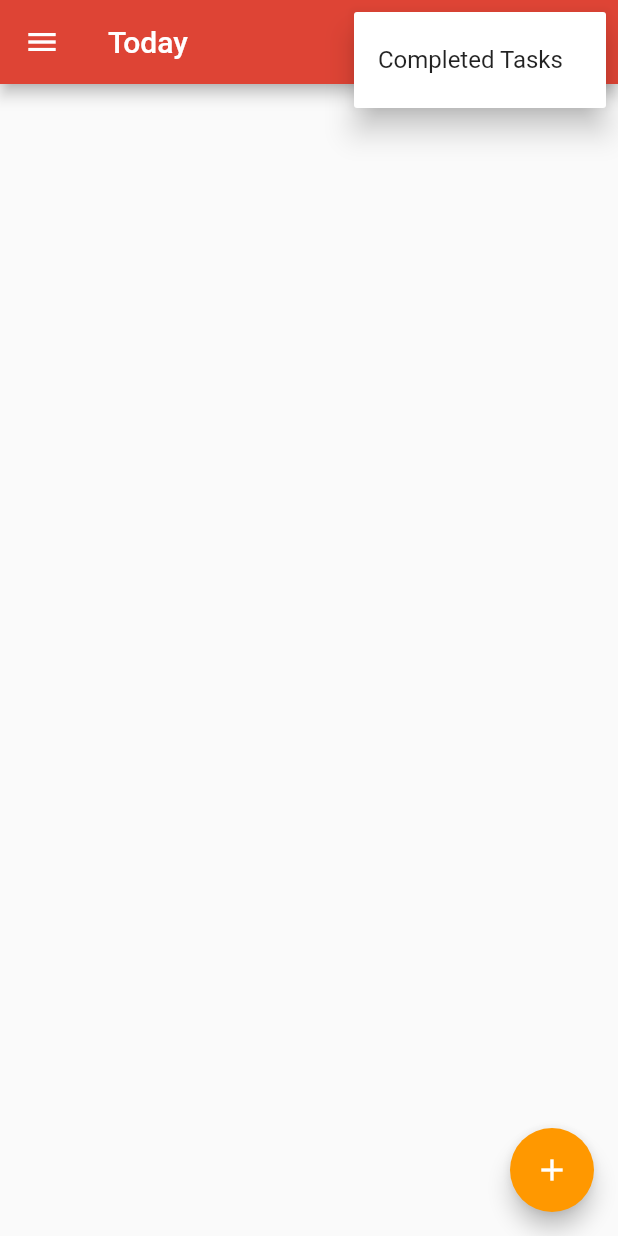
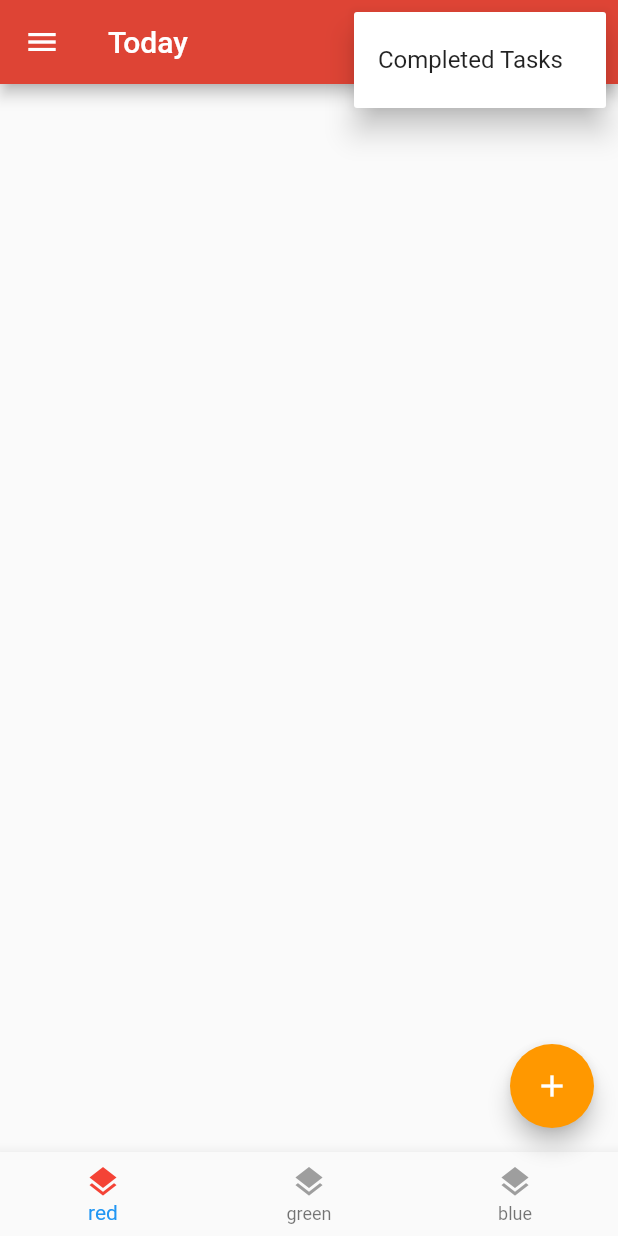
Before and after one commit to ikeikeikeike/speech_to_text_app, a Flutter app: the screen it shows after launch, after a tap on the "more vert" icon, on a phone screen of 412 x 824 dp. Run offline on Flutter 3.47's test engine with Material 2 defaults, Android fonts, the phone set to English and light mode, and no system bars; missing offline and left inert: flutter_driver.

Commit message:
bottom nav

```diff
--- /dev/null
+++ b/lib/pages/home/home_bottom.dart
@@ -0,0 +1,88 @@
+import 'package:flutter/material.dart';
+
+enum TabItem { red, green, blue }
+
+class TabHelper {
+  static TabItem item({int index}) {
+    switch (index) {
+      case 0:
+        return TabItem.red;
+      case 1:
+        return TabItem.green;
+      case 2:
+        return TabItem.blue;
+    }
+    return TabItem.red;
+  }
+
+  static String description(TabItem tabItem) {
+    switch (tabItem) {
+      case TabItem.red:
+        return 'red';
+      case TabItem.green:
+        return 'green';
+      case TabItem.blue:
+        return 'blue';
+    }
+    return '';
+  }
+
+  static IconData icon(TabItem tabItem) {
+    return Icons.layers;
+  }
+
+  static MaterialColor color(TabItem tabItem) {
+    switch (tabItem) {
+      case TabItem.red:
+        return Colors.red;
+      case TabItem.green:
+        return Colors.green;
+      case TabItem.blue:
+        return Colors.blue;
+    }
+    return Colors.grey;
+  }
+}
+
+class HomeBottom extends StatelessWidget {
+  const HomeBottom({this.currentTab, this.onSelectTab});
+
+  final TabItem currentTab;
+  final ValueChanged<TabItem> onSelectTab;
+
+  @override
+  Widget build(BuildContext context) {
+    return BottomNavigationBar(
+      type: BottomNavigationBarType.fixed,
+      items: [
+        _buildItem(tabItem: TabItem.red),
+        _buildItem(tabItem: TabItem.green),
+        _buildItem(tabItem: TabItem.blue),
+      ],
+      onTap: (index) => onSelectTab(
+            TabHelper.item(index: index),
+          ),
+    );
+  }
+
+  BottomNavigationBarItem _buildItem({TabItem tabItem}) {
+    final text = TabHelper.description(tabItem);
+    final icon = TabHelper.icon(tabItem);
+    return BottomNavigationBarItem(
+      icon: Icon(
+        icon,
+        color: _colorTabMatching(item: tabItem),
+      ),
+      title: Text(
+        text,
+        style: TextStyle(
+          color: _colorTabMatching(item: tabItem),
+        ),
+      ),
+    );
+  }
+
+  Color _colorTabMatching({TabItem item}) {
+    return currentTab == item ? TabHelper.color(item) : Colors.grey;
+  }
+}
--- a/lib/pages/home/home_widget.dart
+++ b/lib/pages/home/home_widget.dart
@@ -2,9 +2,28 @@ import 'package:flutter/material.dart';
 
 //import 'package:speech_to_text_app/ui/home/home_bloc.dart';
 import 'package:speech_to_text_app/pages/home/home_drawer.dart';
+import 'package:speech_to_text_app/pages/home/home_bottom.dart';
 
-class HomePage extends StatelessWidget {
+class HomePage extends StatefulWidget {
+  @override
+  State<StatefulWidget> createState() => HomePageState();
+}
+
+class HomePageState extends State<HomePage> {
 //  final TaskBloc _taskBloc = TaskBloc(TaskDB.get());
+
+  TabItem currentTab = TabItem.red;
+  Map<TabItem, GlobalKey<NavigatorState>> navigatorKeys = {
+    TabItem.red: GlobalKey<NavigatorState>(),
+    TabItem.green: GlobalKey<NavigatorState>(),
+    TabItem.blue: GlobalKey<NavigatorState>(),
+  };
+
+  void _selectTab(TabItem tabItem) {
+    setState(() {
+      currentTab = tabItem;
+    });
+  }
 
   @override
   Widget build(BuildContext context) {
@@ -45,6 +64,10 @@ class HomePage extends StatelessWidget {
 //        bloc: _taskBloc,
 //        child: TasksPage(),
 //      ),
+      bottomNavigationBar: HomeBottom(
+        currentTab: currentTab,
+        onSelectTab: _selectTab,
+      ),
     );
   }
 
```
